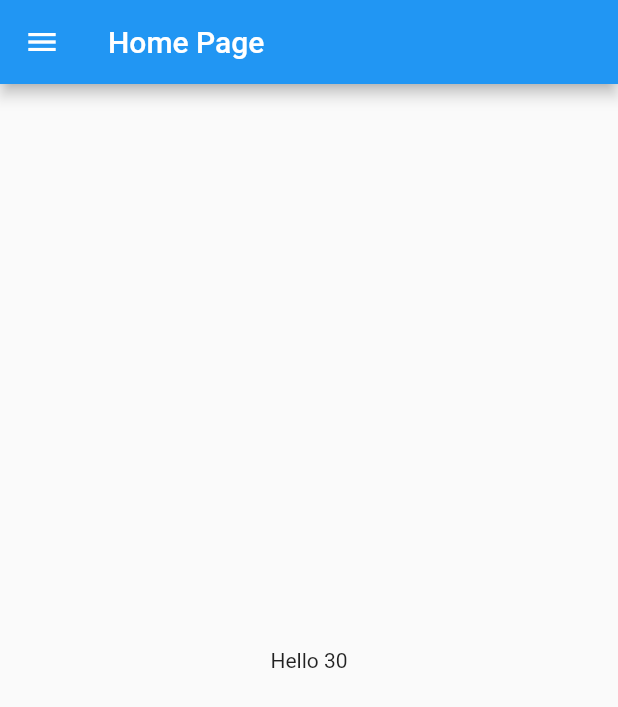
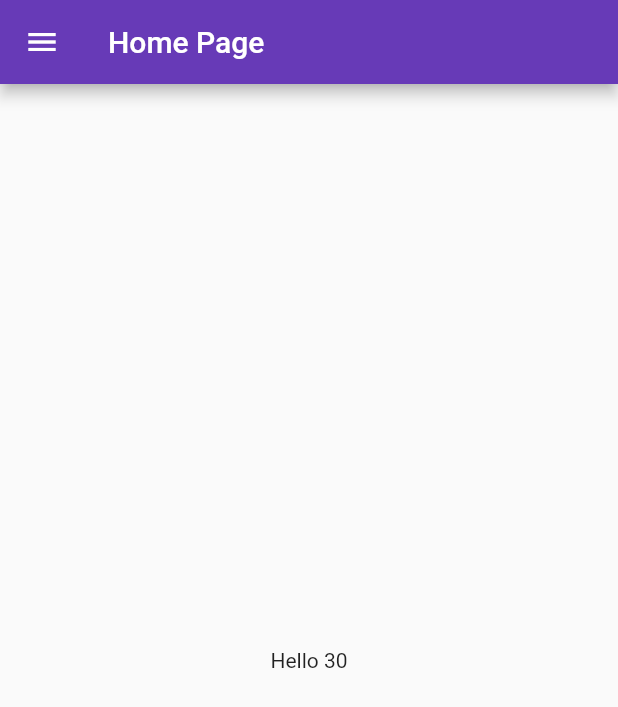
Before and after one commit to printROSHN/Flutter-Catalog-app, a Flutter app: the screen it shows after launch, on a phone screen of 412 x 824 dp. Shown: the top 707 px of the screen. Run offline on Flutter 3.47's test engine with Material 2 defaults, Android fonts, the phone set to English and light mode, and no system bars.

Commit message:
Day 3 completed

```diff
--- a/lib/main.dart
+++ b/lib/main.dart
@@ -1,5 +1,8 @@
+// ignore_for_file: prefer_const_constructors
+
 import 'package:flutter/material.dart';
-import 'home_page.dart';
+import 'pages/home_page.dart';
+import 'pages/login_page.dart';
 
 void main() {
   runApp(const MyWidget());
@@ -10,7 +13,18 @@ class MyWidget extends StatelessWidget {
 
   @override
   Widget build(BuildContext context) {
-
-    return MaterialApp(home: HomePage());
+    return MaterialApp(
+      themeMode: ThemeMode.light,
+      theme: ThemeData(primarySwatch: Colors.deepPurple),
+      darkTheme: ThemeData(
+        brightness: Brightness.dark,
+      ),
+      initialRoute: "/home",
+      routes: {
+        "/": (context) => LoginPage(),
+        "/home": (context) => HomePage(),
+        "/login": (context) => LoginPage(),
+      },
+    );
   }
 }
```
Also changed, not shown: lib/pages/login_page.dart (added, +23 -0 lines), lib/pages/home_page.dart (renamed from lib/home_page.dart).
